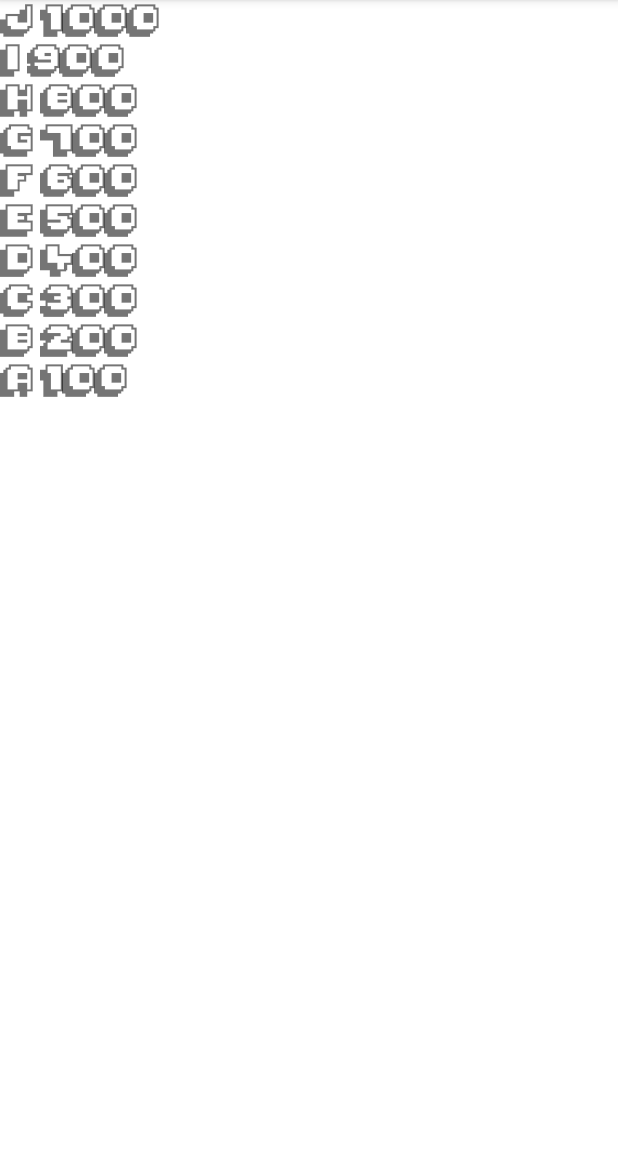
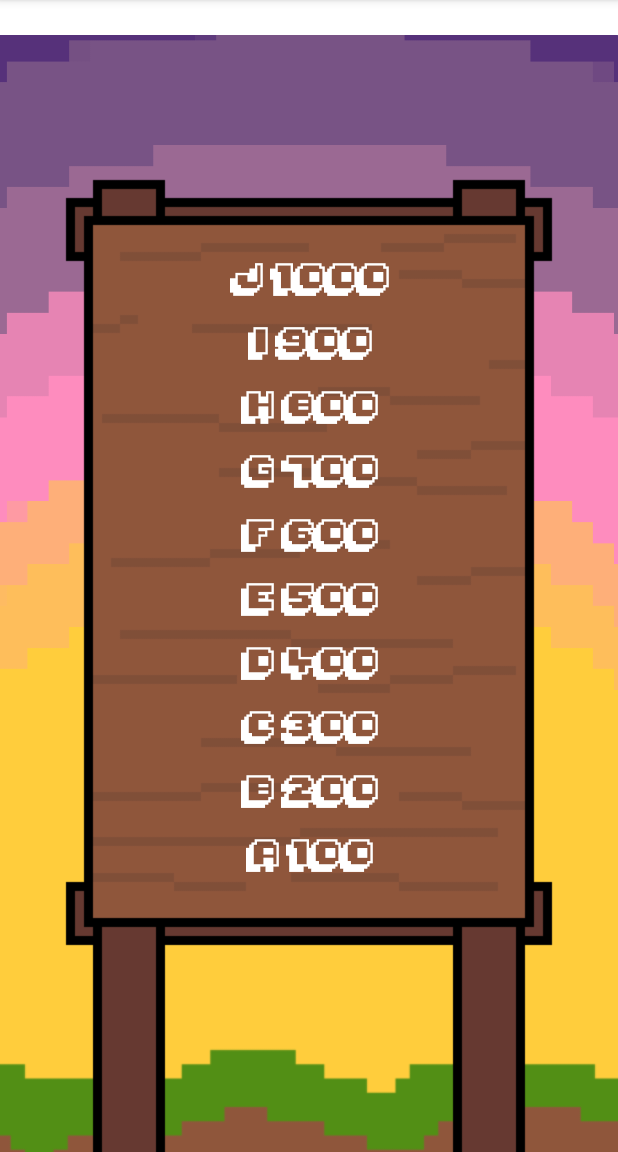
Before and after one commit to itggot-Harry-Norrman/Whack-a-mole-interaction, an Android app: the screen it shows after launch (scoreboardActivity), after a tap on an icon or button, on a phone screen of 412 x 824 dp, the part 84-1236 px from its top. Run offline under Robolectric (Android 15) with nearby library versions, the phone set to English and light mode, and no system bars; 1 other tap on this screen came first.

Commit message:
timer added, scoreboard screen added

```diff
--- a/app/src/main/java/com/example/wack_a_mole/gameActivity.java
+++ b/app/src/main/java/com/example/wack_a_mole/gameActivity.java
@@ -49,7 +49,7 @@ public class gameActivity extends AppCompatActivity implements SensorEventListen
     private float moleDeg;
     private int currentDeg;
     private int lastMoleDeg;
-    private TextView deg, moleTxt, highScore;
+    private TextView deg, moleTxt, highScore, timeView;
     private int scoreCounter = 0;
     private Sensor accelerometerSensor, magnetometerSensor, rotationVectorSensor;
 
@@ -97,6 +97,7 @@ public class gameActivity extends AppCompatActivity implements SensorEventListen
         deg = findViewById(R.id.deg);
         moleTxt = findViewById(R.id.moleDeg);
         highScore = findViewById(R.id.highScore);
+        timeView = findViewById(R.id.timer);
         sensorManager = (SensorManager) getSystemService(Context.SENSOR_SERVICE);
         accelerometerSensor = sensorManager.getDefaultSensor(Sensor.TYPE_ACCELEROMETER);
         magnetometerSensor = sensorManager.getDefaultSensor(Sensor.TYPE_MAGNETIC_FIELD);
@@ -141,6 +142,7 @@ public class gameActivity extends AppCompatActivity implements SensorEventListen
     @Override
     public void onSensorChanged(SensorEvent event) {
         long currentTime = System.currentTimeMillis() - starttime;
+        timeView.setText(String.valueOf((float)(gameLength - (int)currentTime)/1000));
         if (currentTime >= gameLength && !tutorialMode) {
             System.out.println("game over");
             gameOver();
--- a/app/src/main/res/layout/activity_scoreboard.xml
+++ b/app/src/main/res/layout/activity_scoreboard.xml
@@ -6,12 +6,49 @@
     android:layout_height="match_parent"
     tools:context=".scoreboardActivity">
 
+    <ImageView
+        android:id="@+id/imageView7"
+        android:layout_width="wrap_content"
+        android:layout_height="wrap_content"
+        app:layout_constraintBottom_toBottomOf="parent"
+        app:layout_constraintEnd_toEndOf="parent"
+        app:layout_constraintHorizontal_bias="0.0"
+        app:layout_constraintStart_toStartOf="parent"
+        app:layout_constraintTop_toTopOf="@+id/imageView6"
+        app:layout_constraintVertical_bias="1.0"
+        app:srcCompat="@drawable/molebg" />
+
+    <ImageView
+        android:id="@+id/imageView8"
+        android:layout_width="608dp"
+        android:layout_height="640dp"
+        android:layout_marginTop="-350dp"
+        app:layout_constraintEnd_toEndOf="parent"
+        app:layout_constraintHorizontal_bias="0.502"
+        app:layout_constraintStart_toStartOf="parent"
+        app:layout_constraintTop_toBottomOf="@+id/imageView7"
+        app:srcCompat="@drawable/dirt" />
+
+    <ImageView
+        android:id="@+id/imageView6"
+        android:layout_width="wrap_content"
+        android:layout_height="wrap_content"
+        app:srcCompat="@drawable/board"
+        tools:layout_editor_absoluteX="0dp"
+        tools:layout_editor_absoluteY="0dp" />
+
     <TextView
         android:id="@+id/scoreBoard"
-        android:layout_width="154dp"
-        android:layout_height="510dp"
+        android:layout_width="259dp"
+        android:layout_height="423dp"
         android:fontFamily="@font/pixelmania"
+        android:lineSpacingExtra="16sp"
         android:text="TextView"
-        tools:layout_editor_absoluteX="125dp"
-        tools:layout_editor_absoluteY="122dp" />
+        android:textAlignment="center"
+        android:textColor="#FFFFFF"
+        app:layout_constraintBottom_toBottomOf="parent"
+        app:layout_constraintEnd_toEndOf="parent"
+        app:layout_constraintStart_toStartOf="parent"
+        app:layout_constraintTop_toTopOf="@+id/imageView6" />
+
 </androidx.constraintlayout.widget.ConstraintLayout>
```
Also changed, not shown: app/src/main/res/layout/activity_game.xml (+44 -5 lines), app/src/main/res/drawable/board.png (added), app/src/main/res/drawable/cloudstrimmed.gif.
